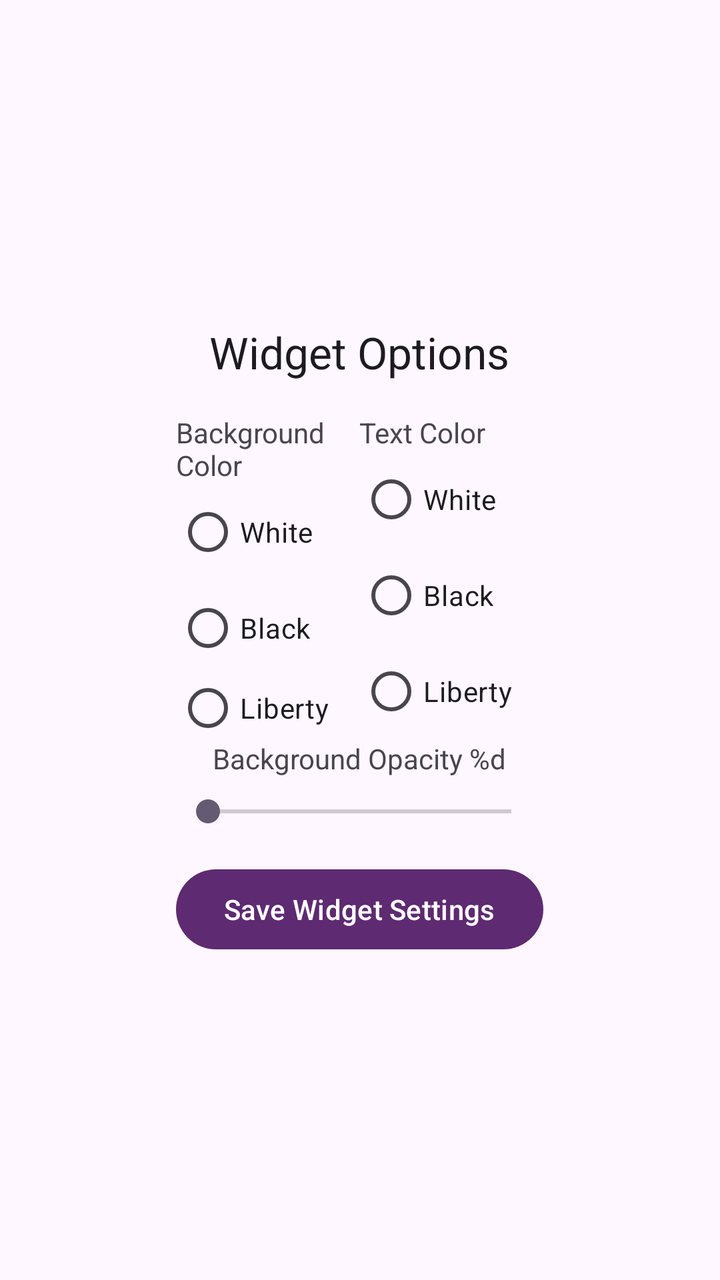
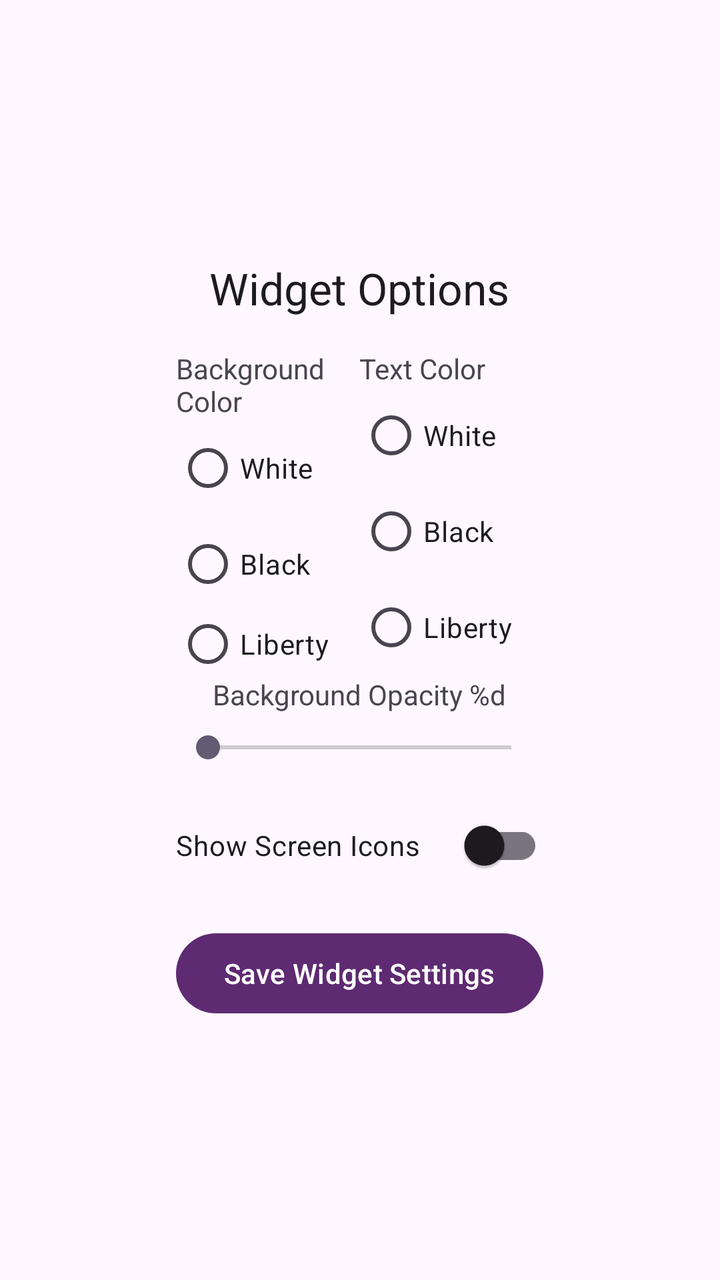

The first picture is an Android layout as it rendered before a commit; the second is the same layout after the commit. The layout source and the unified diff follow.
<!-- AndroidManifest.xml: application theme Theme.RemoteWallpaper -->
<!-- res/layout/widget_configure.xml -->
<?xml version="1.0" encoding="utf-8"?>
<LinearLayout xmlns:android="http://schemas.android.com/apk/res/android"
    xmlns:tools="http://schemas.android.com/tools"
    android:layout_width="match_parent"
    android:layout_height="match_parent"
    xmlns:app="http://schemas.android.com/apk/res-auto"
    android:gravity="center">

    <LinearLayout
        android:id="@+id/config_root"
        android:layout_width="wrap_content"
        android:layout_height="wrap_content"
        android:gravity="center_horizontal"
        android:padding="24dp"
        android:orientation="vertical"
        android:background="@drawable/bg_widget_config"
        tools:ignore="UselessParent">

        
        <TextView
            android:layout_width="wrap_content"
            android:layout_height="wrap_content"
            android:layout_marginBottom="16dp"
            android:gravity="center_vertical"
            android:textAppearance="@style/TextAppearance.AppCompat.Large"
            android:drawableStart="@mipmap/ic_launcher_round"
            android:drawablePadding="16dp"
            android:text="Widget Options"
            tools:ignore="UseCompatTextViewDrawableXml" />

        
        <LinearLayout
            android:layout_width="match_parent"
            android:layout_height="wrap_content"
            android:baselineAligned="false"
            android:orientation="horizontal">

            
            <LinearLayout
                android:layout_width="0dp"
                android:layout_height="wrap_content"
                android:layout_weight="1"
                android:orientation="vertical">

                <TextView
                    android:layout_width="wrap_content"
                    android:layout_height="wrap_content"
                    android:text="Background Color" />

                <RadioGroup
                    android:id="@+id/background_options"
                    android:layout_width="match_parent"
                    android:layout_height="wrap_content"
                    android:orientation="vertical">
                    <RadioButton
                        android:id="@+id/option_white"
                        android:layout_width="match_parent"
                        android:layout_height="wrap_content"
                        android:text="White" />
                    <RadioButton
                        android:id="@+id/option_black"
                        android:layout_width="match_parent"
                        android:layout_height="wrap_content"
                        android:text="Black" />
                    <RadioButton
                        android:id="@+id/option_liberty"
                        android:layout_width="match_parent"
                        android:layout_height="wrap_content"
                        android:text="Liberty" />
                </RadioGroup>
            </LinearLayout>

            
            <LinearLayout
                android:layout_width="0dp"
                android:layout_height="wrap_content"
                android:layout_weight="1"
                android:orientation="vertical">
                <TextView
                    android:layout_width="wrap_content"
                    android:layout_height="wrap_content"
                    android:text="Text Color" />
                <RadioGroup
                    android:id="@+id/text_options"
                    android:layout_width="match_parent"
                    android:layout_height="wrap_content"
                    android:orientation="vertical">
                    <RadioButton
                        android:id="@+id/text_white"
                        android:layout_width="match_parent"
                        android:layout_height="wrap_content"
                        android:text="White" />
                    <RadioButton
                        android:id="@+id/text_black"
                        android:layout_width="match_parent"
                        android:layout_height="wrap_content"
                        android:text="Black" />
                    <RadioButton
                        android:id="@+id/text_liberty"
                        android:layout_width="match_parent"
                        android:layout_height="wrap_content"
                        android:text="Liberty" />
                </RadioGroup>
            </LinearLayout>

        </LinearLayout>

        <TextView
            android:id="@+id/bg_opacity_percent"
            android:layout_width="wrap_content"
            android:layout_height="wrap_content"
            android:layout_marginBottom="8dp"
            android:text="@string/background_opacity"
            android:labelFor="@id/opacity_percent" />
        <SeekBar
            android:id="@+id/opacity_percent"
            android:layout_width="match_parent"
            android:layout_height="wrap_content"
            android:layout_marginBottom="16dp"
            android:min="0"
            android:max="100"
            app:showSeekBarValue="true" />

        
        <com.google.android.material.button.MaterialButton
            android:id="@+id/confirm_button"
            android:layout_width="wrap_content"
            android:layout_height="wrap_content"
            android:text="Save Widget Settings" />

    </LinearLayout>
</LinearLayout>
<!-- resources referenced by this layout -->
<resources>
  <!-- drawable bg_widget_config (drawable) -->
  <?xml version="1.0" encoding="utf-8"?>
  <shape xmlns:android="http://schemas.android.com/apk/res/android" android:shape="rectangle">
      <solid android:color="?android:attr/colorBackground"/>
      <corners android:radius="16dp"/>
  </shape>
  <!-- mipmap ic_launcher_round (mipmap-anydpi) -->
  <?xml version="1.0" encoding="utf-8"?>
  <adaptive-icon xmlns:android="http://schemas.android.com/apk/res/android">
      <background android:drawable="@color/ic_launcher_background"/>
      <foreground android:drawable="@mipmap/ic_launcher_foreground"/>
      <monochrome android:drawable="@mipmap/ic_launcher_foreground"/>
  </adaptive-icon>
  <string name="background_opacity">Background Opacity %d</string>
  <style name="Theme.RemoteWallpaper" parent="Theme.Material3.DayNight">
          
          <item name="materialButtonStyle">@style/CustomMaterialButton</item>
          <item name="actionBarSize">56dp</item>
      </style>
  <color name="ic_launcher_background">#5E2A71</color>
  <style name="CustomMaterialButton" parent="Widget.Material3.Button">
          <item name="backgroundTint">@color/ic_launcher_background</item>
          <item name="android:textColor">@android:color/white</item>
          
          
      </style>
</resources>

<!-- the commit's change to res/layout/widget_configure.xml (unified diff, before → after) -->
@@ -6,15 +6,20 @@
     xmlns:app="http://schemas.android.com/apk/res-auto"
     android:gravity="center">
 
-    <LinearLayout
-        android:id="@+id/config_root"
+    <ScrollView
         android:layout_width="wrap_content"
         android:layout_height="wrap_content"
-        android:gravity="center_horizontal"
-        android:padding="24dp"
-        android:orientation="vertical"
-        android:background="@drawable/bg_widget_config"
         tools:ignore="UselessParent">
+
+        <LinearLayout
+            android:id="@+id/config_root"
+            android:layout_width="wrap_content"
+            android:layout_height="wrap_content"
+            android:gravity="center_horizontal"
+            android:padding="24dp"
+            android:orientation="vertical"
+            android:background="@drawable/bg_widget_config"
+            tools:ignore="UselessParent">
 
         
         <TextView
@@ -121,6 +126,13 @@
             android:max="100"
             app:showSeekBarValue="true" />
 
+        <com.google.android.material.switchmaterial.SwitchMaterial
+            android:id="@+id/show_screen_icons"
+            android:layout_width="match_parent"
+            android:layout_height="wrap_content"
+            android:layout_marginBottom="16dp"
+            android:text="@string/show_screen_icons" />
+
         
         <com.google.android.material.button.MaterialButton
             android:id="@+id/confirm_button"
@@ -129,4 +141,5 @@
             android:text="Save Widget Settings" />
 
     </LinearLayout>
+    </ScrollView>
 </LinearLayout>
<!-- resource entries referenced after the edit -->
@@ -14,6 +14,7 @@
       <monochrome android:drawable="@mipmap/ic_launcher_foreground"/>
   </adaptive-icon>
   <string name="background_opacity">Background Opacity %d</string>
+  <string name="show_screen_icons">Show Screen Icons</string>
   <style name="Theme.RemoteWallpaper" parent="Theme.Material3.DayNight">
           
           <item name="materialButtonStyle">@style/CustomMaterialButton</item>
